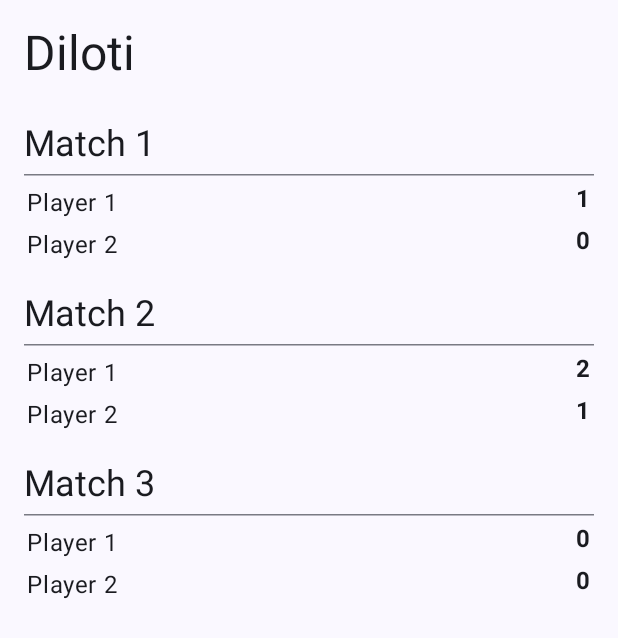
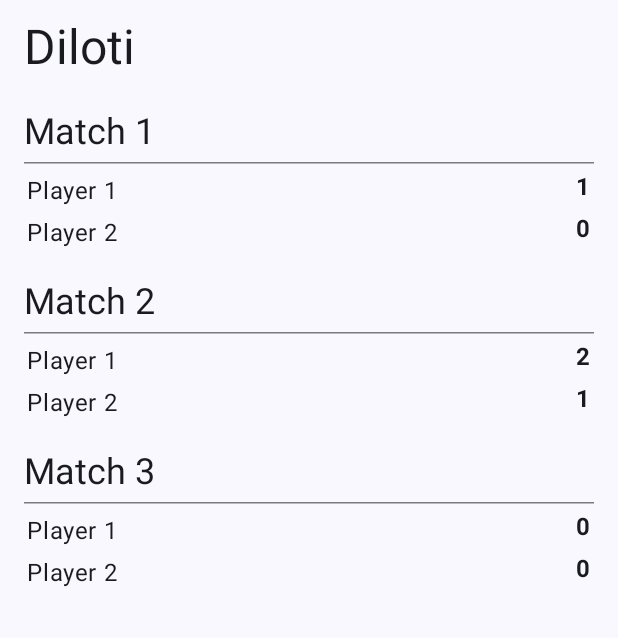
Before and after one commit to gusandrianos/diloti, an Android app built with Jetpack Compose: the screen it shows after launch (MainActivity), on a phone screen of 412 x 824 dp. Shown: the top 638 px of the screen. Run offline under Robolectric (Android 15) with nearby library versions, the phone set to English and light mode, and no system bars.

Commit message:
Replace text with TopAppBar

```diff
--- a/app/src/main/kotlin/io/github/gusandrianos/diloti/home/ui/HomeScreen.kt
+++ b/app/src/main/kotlin/io/github/gusandrianos/diloti/home/ui/HomeScreen.kt
@@ -7,11 +7,13 @@ import androidx.compose.foundation.layout.fillMaxWidth
 import androidx.compose.foundation.layout.padding
 import androidx.compose.foundation.lazy.LazyColumn
 import androidx.compose.foundation.lazy.items
+import androidx.compose.material3.ExperimentalMaterial3Api
 import androidx.compose.material3.HorizontalDivider
 import androidx.compose.material3.MaterialTheme
 import androidx.compose.material3.Scaffold
 import androidx.compose.material3.Surface
 import androidx.compose.material3.Text
+import androidx.compose.material3.TopAppBar
 import androidx.compose.runtime.Composable
 import androidx.compose.runtime.getValue
 import androidx.compose.ui.Modifier
@@ -34,16 +36,20 @@ internal fun HomeScreenRoute(
     DilotiTheme { HomeScreen(state) }
 }
 
+@OptIn(ExperimentalMaterial3Api::class)
 @Composable
 private fun HomeScreen(
     state: HomeView.State
 ) {
     Scaffold(
         topBar = {
-            Text(
-                text = stringResource(R.string.app_name),
-                style = MaterialTheme.typography.headlineLarge,
-                modifier = Modifier.padding(16.dp)
+            TopAppBar(
+                title = {
+                    Text(
+                        text = stringResource(R.string.app_name),
+                        style = MaterialTheme.typography.headlineLarge,
+                    )
+                }
             )
         }
     ) { contentPadding ->
```
